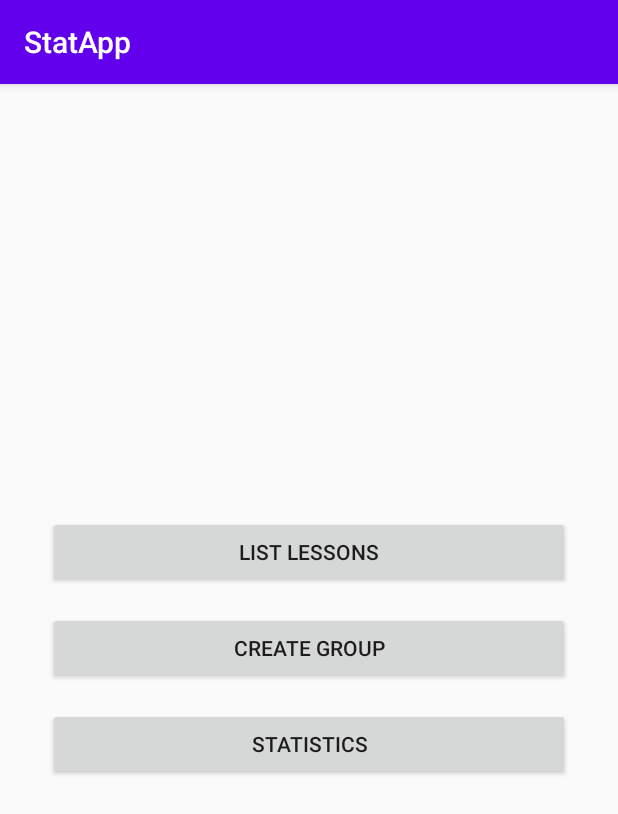
After one commit to Aroize/StatApp, an Android app: the MainActivity screen opened directly, with no data from a screen before it, on a phone screen of 412 x 824 dp. The commit adds this screen. Shown: the top 814 px of the screen. Run offline under Robolectric (Android 15) with nearby library versions, the phone set to English and light mode, and no system bars.

Commit message:
implemented picker and base fragment

```diff
--- a/app/src/main/AndroidManifest.xml
+++ b/app/src/main/AndroidManifest.xml
@@ -19,5 +19,6 @@
                 <category android:name="android.intent.category.LAUNCHER"/>
             </intent-filter>
         </activity>
+        <activity android:name=".presentation.activity.MainActivity"/>
     </application>
 </manifest>
--- /dev/null
+++ b/app/src/main/java/ru/ifmo/statapp/domain/MainState.kt
@@ -0,0 +1,8 @@
+package ru.ifmo.statapp.domain
+
+enum class MainState {
+    PICKER,
+    LIST_LESSONS,
+    CREATE_GROUP,
+    STATISTICS
+}
--- /dev/null
+++ b/app/src/main/java/ru/ifmo/statapp/domain/MainStateAcceptor.kt
@@ -0,0 +1,5 @@
+package ru.ifmo.statapp.domain
+
+interface MainStateAcceptor {
+    fun acceptState(state: MainState)
+}
--- /dev/null
+++ b/app/src/main/java/ru/ifmo/statapp/presentation/activity/MainActivity.kt
@@ -0,0 +1,35 @@
+package ru.ifmo.statapp.presentation.activity
+
+import android.os.Bundle
+import androidx.appcompat.app.AppCompatActivity
+import ru.ifmo.statapp.R
+import ru.ifmo.statapp.domain.MainState
+import ru.ifmo.statapp.domain.MainStateAcceptor
+import ru.ifmo.statapp.presentation.fragment.GroupCreatorFragment
+import ru.ifmo.statapp.presentation.fragment.PickerFragment
+
+class MainActivity : AppCompatActivity(), MainStateAcceptor {
+    override fun onCreate(savedInstanceState: Bundle?) {
+        super.onCreate(savedInstanceState)
+        setContentView(R.layout.activity_main)
+    }
+
+    override fun onResume() {
+        super.onResume()
+        supportFragmentManager.beginTransaction()
+            .replace(R.id.fragment_container, PickerFragment())
+            .commitNow()
+    }
+
+    override fun acceptState(state: MainState) {
+        val fragment = when (state) {
+            MainState.PICKER -> { PickerFragment() }
+            MainState.LIST_LESSONS -> { throw NotImplementedError("Stub") }
+            MainState.CREATE_GROUP -> { GroupCreatorFragment() }
+            MainState.STATISTICS -> { throw NotImplementedError("Stub") }
+        }
+        supportFragmentManager.beginTransaction()
+            .replace(R.id.fragment_container, fragment)
+            .commitNow()
+    }
+}
--- /dev/null
+++ b/app/src/main/java/ru/ifmo/statapp/presentation/fragment/GroupCreatorFragment.kt
@@ -0,0 +1,18 @@
+package ru.ifmo.statapp.presentation.fragment
+
+import android.os.Bundle
+import android.view.LayoutInflater
+import android.view.View
+import android.view.ViewGroup
+import androidx.fragment.app.Fragment
+
+class GroupCreatorFragment : Fragment() {
+    override fun onCreateView(
+        inflater: LayoutInflater,
+        container: ViewGroup?,
+        savedInstanceState: Bundle?
+    ): View? {
+
+        return super.onCreateView(inflater, container, savedInstanceState)
+    }
+}
--- /dev/null
+++ b/app/src/main/java/ru/ifmo/statapp/presentation/fragment/PickerFragment.kt
@@ -0,0 +1,50 @@
+package ru.ifmo.statapp.presentation.fragment
+
+import android.os.Bundle
+import android.view.LayoutInflater
+import android.view.View
+import android.view.ViewGroup
+import android.widget.Button
+import androidx.fragment.app.Fragment
+import ru.ifmo.statapp.R
+import ru.ifmo.statapp.domain.MainState
+import ru.ifmo.statapp.domain.MainStateAcceptor
+import kotlin.IllegalArgumentException
+
+class PickerFragment : Fragment(), View.OnClickListener {
+
+    private lateinit var mainView: View
+    private lateinit var listLessonsBtn: Button
+    private lateinit var createGroupBtn: Button
+    private lateinit var statisticsBtn: Button
+
+    override fun onCreateView(
+        inflater: LayoutInflater,
+        container: ViewGroup?,
+        savedInstanceState: Bundle?
+    ): View? {
+        mainView = inflater.inflate(R.layout.fragment_picker, container, false)
+        initViews()
+        return mainView
+    }
+
+    private fun initViews() {
+        listLessonsBtn = mainView.findViewById(R.id.lessons_btn)
+        createGroupBtn = mainView.findViewById(R.id.create_group_btn)
+        statisticsBtn = mainView.findViewById(R.id.statistics_btn)
+        listLessonsBtn.setOnClickListener(this)
+        createGroupBtn.setOnClickListener(this)
+        statisticsBtn.setOnClickListener(this)
+    }
+
+    override fun onClick(v: View?) {
+        v ?: return
+        val state = when (v.id) {
+            R.id.lessons_btn -> MainState.LIST_LESSONS
+            R.id.create_group_btn -> MainState.CREATE_GROUP
+            R.id.statistics_btn -> MainState.STATISTICS
+            else -> throw IllegalArgumentException("Stub")
+        }
+        (activity as MainStateAcceptor).acceptState(state)
+    }
+}
--- /dev/null
+++ b/app/src/main/res/layout/activity_main.xml
@@ -0,0 +1,4 @@
+<?xml version="1.0" encoding="utf-8"?>
+<FrameLayout xmlns:android="http://schemas.android.com/apk/res/android"
+    android:id="@+id/fragment_container"
+    android:layout_width="match_parent" android:layout_height="match_parent"/>
--- /dev/null
+++ b/app/src/main/res/layout/fragment_picker.xml
@@ -0,0 +1,45 @@
+<?xml version="1.0" encoding="utf-8"?>
+<androidx.constraintlayout.widget.ConstraintLayout
+    xmlns:android="http://schemas.android.com/apk/res/android"
+    xmlns:app="http://schemas.android.com/apk/res-auto"
+    xmlns:tools="http://schemas.android.com/tools"
+    android:layout_width="match_parent"
+    android:layout_height="match_parent">
+
+    <Button
+        android:id="@+id/lessons_btn"
+        android:layout_width="0dp"
+        android:layout_height="wrap_content"
+        android:layout_marginStart="32dp"
+        android:layout_marginEnd="32dp"
+        android:layout_marginBottom="16dp"
+        android:text="@string/show_lessons_label"
+        app:layout_constraintBottom_toTopOf="@+id/create_group_btn"
+        app:layout_constraintEnd_toEndOf="parent"
+        app:layout_constraintStart_toStartOf="parent" />
+
+    <Button
+        android:id="@+id/statistics_btn"
+        android:layout_width="0dp"
+        android:layout_height="wrap_content"
+        android:layout_marginStart="32dp"
+        android:layout_marginTop="16dp"
+        android:layout_marginEnd="32dp"
+        android:text="@string/statistics_label"
+        app:layout_constraintEnd_toEndOf="parent"
+        app:layout_constraintStart_toStartOf="parent"
+        app:layout_constraintTop_toBottomOf="@+id/create_group_btn" />
+
+    <Button
+        android:id="@+id/create_group_btn"
+        android:layout_width="0dp"
+        android:layout_height="wrap_content"
+        android:layout_marginStart="32dp"
+        android:layout_marginEnd="32dp"
+        android:layout_marginBottom="16dp"
+        android:text="@string/create_group_label"
+        app:layout_constraintBottom_toBottomOf="parent"
+        app:layout_constraintEnd_toEndOf="parent"
+        app:layout_constraintStart_toStartOf="parent"
+        app:layout_constraintTop_toTopOf="parent" />
+</androidx.constraintlayout.widget.ConstraintLayout>
--- a/app/src/main/res/values/strings.xml
+++ b/app/src/main/res/values/strings.xml
@@ -3,4 +3,7 @@
     <string name="log_in">Login</string>
     <string name="hint_email">Email</string>
     <string name="hint_pwd">Password</string>
+    <string name="create_group_label">Create Group</string>
+    <string name="statistics_label">Statistics</string>
+    <string name="show_lessons_label">List Lessons</string>
 </resources>
```
